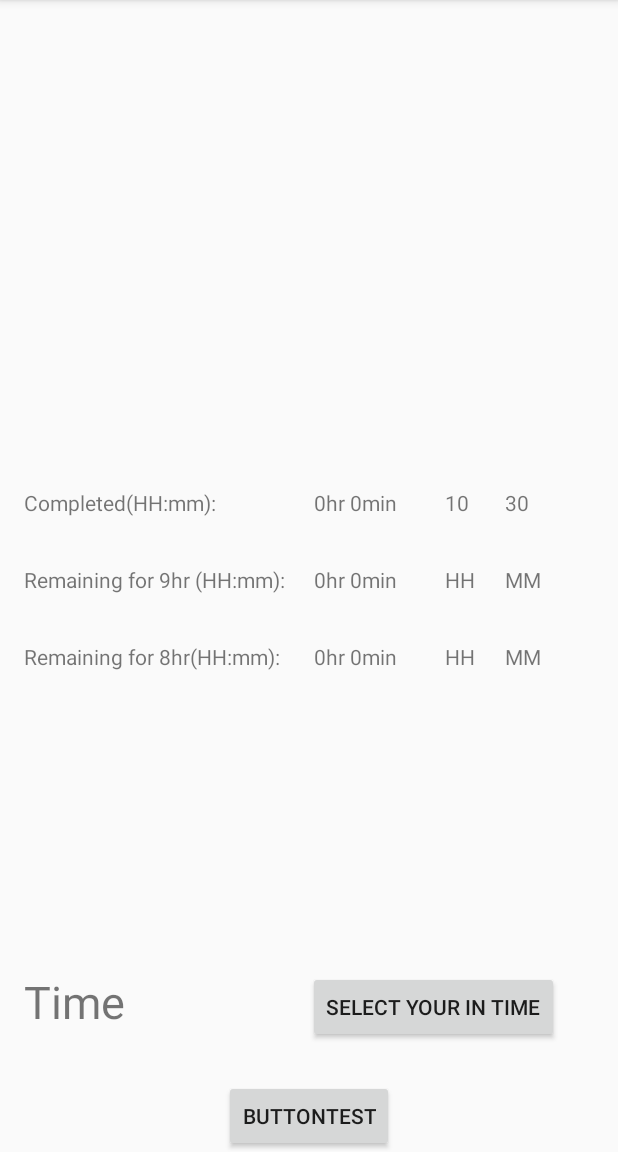
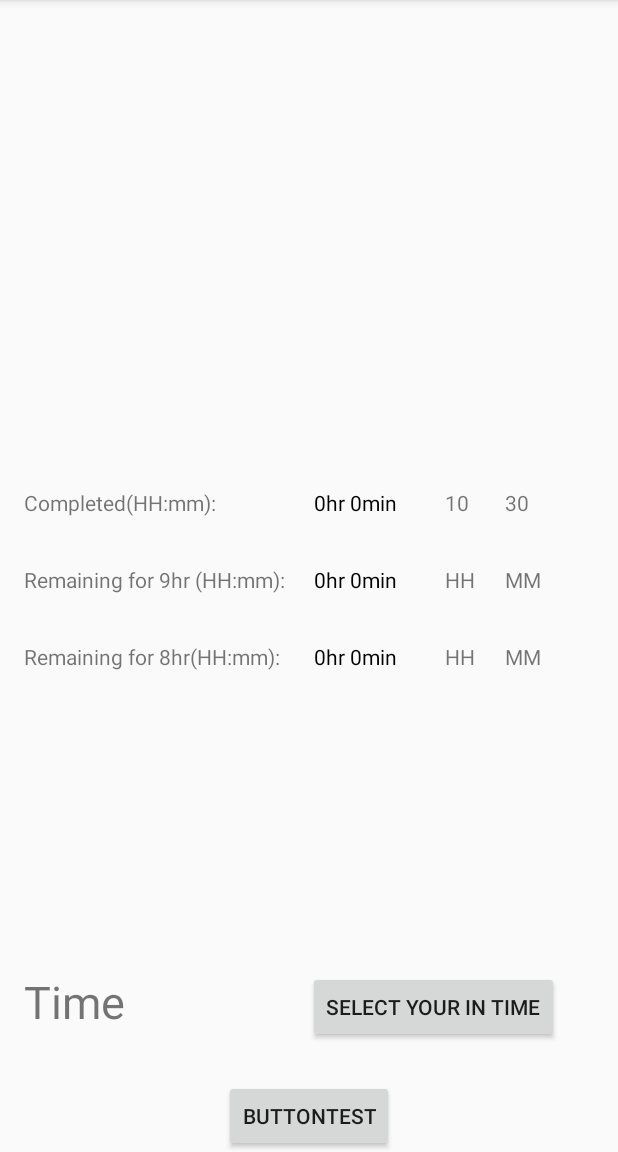
Before and after one commit to vjack33/Time-Runner, an Android app: the screen it shows after launch (MainActivity), after a tap on "BUTTONTEST", on a phone screen of 412 x 824 dp, the part 84-1236 px from its top. Run offline under Robolectric (Android 15) with nearby library versions, the phone set to English and light mode, and no system bars; 10 statements that could not run were skipped.

Commit message:
Color text fix with Black

```diff
--- a/app/src/main/java/com/example/myapplication/MainActivity.kt
+++ b/app/src/main/java/com/example/myapplication/MainActivity.kt
@@ -63,6 +63,12 @@ class MainActivity : AppCompatActivity() {
         }
 
         submitBtn.setOnClickListener {
+/*
+            Initial textView Colors
+*/
+            timeCompletedTextView.setTextColor(getColor(R.color.black))
+            timeRemf9TextView.setTextColor(getColor(R.color.black))
+            timeRemf8TextView.setTextColor(getColor(R.color.black))
 
             hourLocal = LocalTime.now().hour
             minuteLocal = LocalTime.now().minute
--- a/app/src/main/res/values/colors.xml
+++ b/app/src/main/res/values/colors.xml
@@ -4,4 +4,5 @@
     <color name="colorPrimaryDark">#00574B</color>
     <color name="colorAccent">#D81B60</color>
     <color name="green">#008577</color>
+    <color name="black">#000000</color>
 </resources>
```
